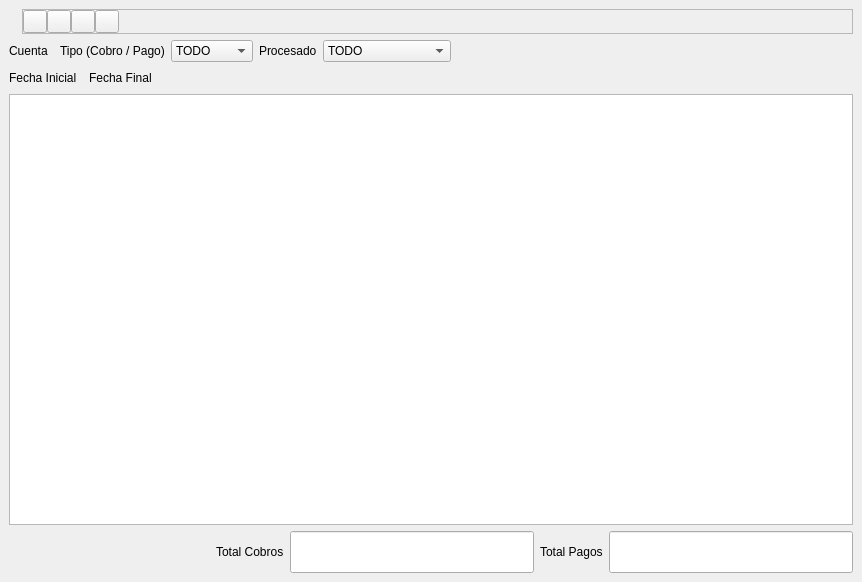
This is bulmages/bulmacont/src/pluginregistroiva/cobropagobase.ui in eboladev/Bulmages-1 as Qt 5 draws it before an edit. The edited form follows.
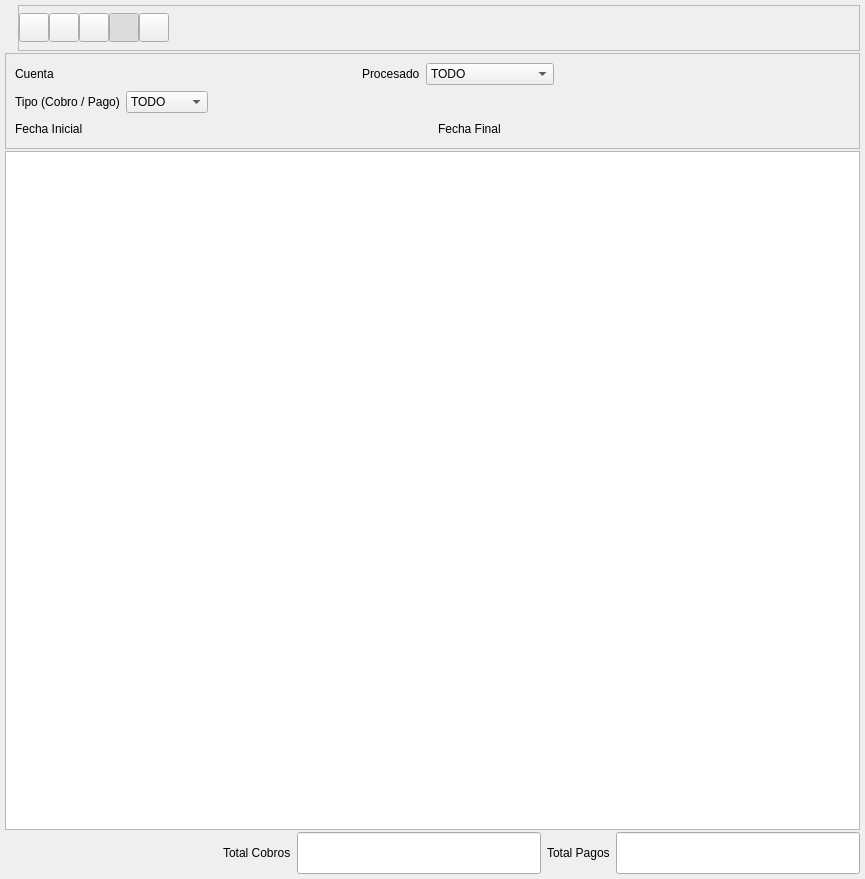
This is the edited form. Icons and pictures are not drawn. Custom widgets are drawn as their Qt base class.

Commit message: Cambiado el diseño de la ventana de cobros y pagos.

```diff
--- a/bulmages/bulmacont/src/pluginregistroiva/cobropagobase.ui
+++ b/bulmages/bulmacont/src/pluginregistroiva/cobropagobase.ui
@@ -8,8 +8,8 @@
    <rect>
     <x>0</x>
     <y>0</y>
-    <width>862</width>
-    <height>582</height>
+    <width>865</width>
+    <height>879</height>
    </rect>
   </property>
   <property name="windowTitle" >
@@ -20,10 +20,10 @@
   </property>
   <layout class="QVBoxLayout" >
    <property name="margin" >
-    <number>9</number>
+    <number>5</number>
    </property>
    <property name="spacing" >
-    <number>6</number>
+    <number>2</number>
    </property>
    <item>
     <layout class="QHBoxLayout" >
@@ -72,6 +72,12 @@
           <property name="icon" >
            <iconset resource="../../../bulmages.qrc" >:/Genericos32x32/images/pendientes/i_fileNew.xpm</iconset>
           </property>
+          <property name="iconSize" >
+           <size>
+            <width>22</width>
+            <height>22</height>
+           </size>
+          </property>
          </widget>
         </item>
         <item>
@@ -85,6 +91,12 @@
           <property name="icon" >
            <iconset resource="../../../bulmages.qrc" >:/Genericos32x32/images/pendientes/i_save.xpm</iconset>
           </property>
+          <property name="iconSize" >
+           <size>
+            <width>22</width>
+            <height>22</height>
+           </size>
+          </property>
          </widget>
         </item>
         <item>
@@ -98,6 +110,37 @@
           <property name="icon" >
            <iconset resource="../../../bulmages.qrc" >:/Genericos32x32/images/pendientes/i_editDelete.png</iconset>
           </property>
+          <property name="iconSize" >
+           <size>
+            <width>22</width>
+            <height>22</height>
+           </size>
+          </property>
+         </widget>
+        </item>
+        <item>
+         <widget class="QToolButton" name="mui_filtrar" >
+          <property name="toolTip" >
+           <string>Actualizar</string>
+          </property>
+          <property name="text" >
+           <string/>
+          </property>
+          <property name="icon" >
+           <iconset resource="../../../bulmages.qrc" >:/Genericos32x32/images/pendientes/i_find.png</iconset>
+          </property>
+          <property name="iconSize" >
+           <size>
+            <width>22</width>
+            <height>22</height>
+           </size>
+          </property>
+          <property name="checkable" >
+           <bool>true</bool>
+          </property>
+          <property name="checked" >
+           <bool>true</bool>
+          </property>
          </widget>
         </item>
         <item>
@@ -111,6 +154,12 @@
           <property name="icon" >
            <iconset resource="../../../bulmages.qrc" >:/Genericos32x32/images/pendientes/i_reload.png</iconset>
           </property>
+          <property name="iconSize" >
+           <size>
+            <width>22</width>
+            <height>22</height>
+           </size>
+          </property>
          </widget>
         </item>
         <item>
@@ -123,8 +172,8 @@
           </property>
           <property name="sizeHint" >
            <size>
-            <width>711</width>
-            <height>21</height>
+            <width>571</width>
+            <height>44</height>
            </size>
           </property>
          </spacer>
@@ -134,6 +183,29 @@
      </item>
     </layout>
    </item>
+   <item>
+    <widget class="QFrame" name="frame_2" >
+     <property name="frameShape" >
+      <enum>QFrame::StyledPanel</enum>
+     </property>
+     <property name="frameShadow" >
+      <enum>QFrame::Raised</enum>
+     </property>
+     <layout class="QVBoxLayout" >
+      <property name="margin" >
+       <number>9</number>
+      </property>
+      <property name="spacing" >
+       <number>6</number>
+      </property>
+      <item>
+       <layout class="QHBoxLayout" >
+        <property name="margin" >
+         <number>0</number>
+        </property>
+        <property name="spacing" >
+         <number>6</number>
+        </property>
    <item>
     <layout class="QHBoxLayout" >
      <property name="margin" >
@@ -152,32 +224,32 @@
      <item>
       <widget class="BusquedaCuenta" name="m_cuenta" />
      </item>
-     <item>
-      <widget class="QLabel" name="textLabel1" >
-       <property name="text" >
-        <string>Tipo (Cobro / Pago)</string>
-       </property>
-      </widget>
+         </layout>
      </item>
      <item>
-      <widget class="QComboBox" name="m_tipoprevcobro" >
-       <item>
-        <property name="text" >
-         <string>TODO</string>
-        </property>
-       </item>
-       <item>
-        <property name="text" >
-         <string>COBROS</string>
-        </property>
+         <spacer>
+          <property name="orientation" >
+           <enum>Qt::Horizontal</enum>
+          </property>
+          <property name="sizeType" >
+           <enum>QSizePolicy::Expanding</enum>
+          </property>
+          <property name="sizeHint" >
+           <size>
+            <width>141</width>
+            <height>20</height>
+           </size>
+          </property>
+         </spacer>
        </item>
        <item>
-        <property name="text" >
-         <string>PAGOS</string>
-        </property>
-       </item>
-      </widget>
-     </item>
+         <layout class="QHBoxLayout" >
+          <property name="margin" >
+           <number>0</number>
+          </property>
+          <property name="spacing" >
+           <number>6</number>
+          </property>
      <item>
       <widget class="QLabel" name="textLabel1_2" >
        <property name="text" >
@@ -204,17 +276,75 @@
        </item>
       </widget>
      </item>
+         </layout>
+        </item>
      <item>
       <spacer>
        <property name="orientation" >
         <enum>Qt::Horizontal</enum>
        </property>
-       <property name="sizeType" >
-        <enum>QSizePolicy::Expanding</enum>
-       </property>
+          <property name="sizeHint" >
+           <size>
+            <width>40</width>
+            <height>20</height>
+           </size>
+          </property>
+         </spacer>
+        </item>
+       </layout>
+      </item>
+      <item>
+       <layout class="QHBoxLayout" >
+        <property name="margin" >
+         <number>0</number>
+        </property>
+        <property name="spacing" >
+         <number>6</number>
+        </property>
+        <item>
+         <layout class="QHBoxLayout" >
+          <property name="margin" >
+           <number>0</number>
+          </property>
+          <property name="spacing" >
+           <number>6</number>
+          </property>
+          <item>
+           <widget class="QLabel" name="textLabel1" >
+            <property name="text" >
+             <string>Tipo (Cobro / Pago)</string>
+            </property>
+           </widget>
+          </item>
+          <item>
+           <widget class="QComboBox" name="m_tipoprevcobro" >
+            <item>
+             <property name="text" >
+              <string>TODO</string>
+             </property>
+            </item>
+            <item>
+             <property name="text" >
+              <string>COBROS</string>
+             </property>
+            </item>
+            <item>
+             <property name="text" >
+              <string>PAGOS</string>
+             </property>
+            </item>
+           </widget>
+          </item>
+         </layout>
+        </item>
+        <item>
+         <spacer>
+          <property name="orientation" >
+           <enum>Qt::Horizontal</enum>
+          </property>
        <property name="sizeHint" >
         <size>
-         <width>120</width>
+            <width>40</width>
          <height>20</height>
         </size>
        </property>
@@ -222,6 +352,14 @@
      </item>
     </layout>
    </item>
+      <item>
+       <layout class="QHBoxLayout" >
+        <property name="margin" >
+         <number>0</number>
+        </property>
+        <property name="spacing" >
+         <number>6</number>
+        </property>
    <item>
     <layout class="QHBoxLayout" >
      <property name="margin" >
@@ -240,6 +378,32 @@
      <item>
       <widget class="BusquedaFecha" name="m_firstDate" />
      </item>
+         </layout>
+        </item>
+        <item>
+         <spacer>
+          <property name="orientation" >
+           <enum>Qt::Horizontal</enum>
+          </property>
+          <property name="sizeType" >
+           <enum>QSizePolicy::Expanding</enum>
+          </property>
+          <property name="sizeHint" >
+           <size>
+            <width>231</width>
+            <height>20</height>
+           </size>
+          </property>
+         </spacer>
+        </item>
+        <item>
+         <layout class="QHBoxLayout" >
+          <property name="margin" >
+           <number>0</number>
+          </property>
+          <property name="spacing" >
+           <number>6</number>
+          </property>
      <item>
       <widget class="QLabel" name="textLabel1_2_2_2" >
        <property name="text" >
@@ -250,23 +414,25 @@
      <item>
       <widget class="BusquedaFecha" name="m_lastDate" />
      </item>
+         </layout>
+        </item>
      <item>
       <spacer>
        <property name="orientation" >
         <enum>Qt::Horizontal</enum>
        </property>
-       <property name="sizeType" >
-        <enum>QSizePolicy::Expanding</enum>
-       </property>
        <property name="sizeHint" >
         <size>
-         <width>51</width>
+            <width>40</width>
          <height>20</height>
         </size>
        </property>
       </spacer>
      </item>
     </layout>
+      </item>
+     </layout>
+    </widget>
    </item>
    <item>
     <widget class="SubForm2Bc" name="mui_listado" />
```
Left out of the diff: 19 changed lines with no effect on the pictures. Lines whose indentation alone changed are shown as unchanged. The commit also changes 2 other files.
